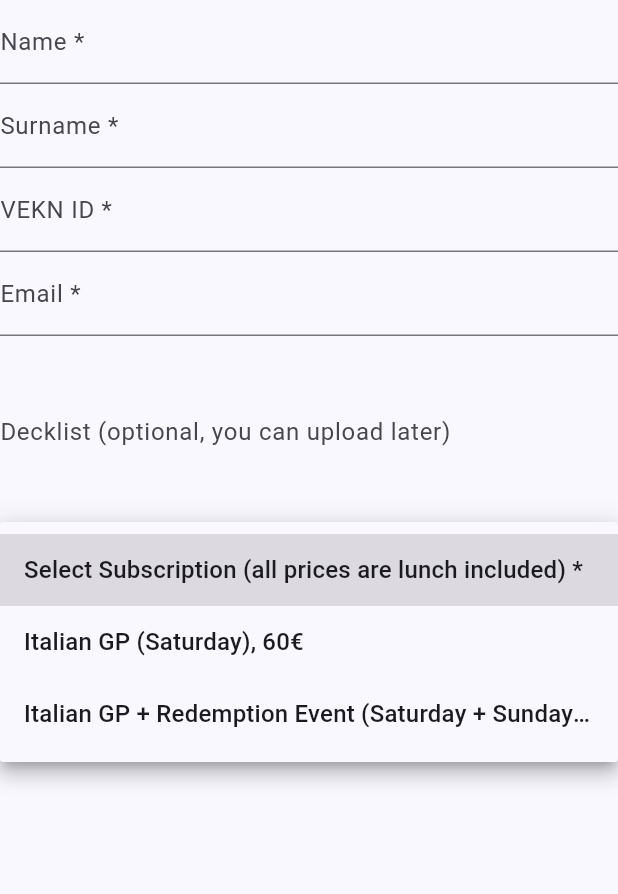
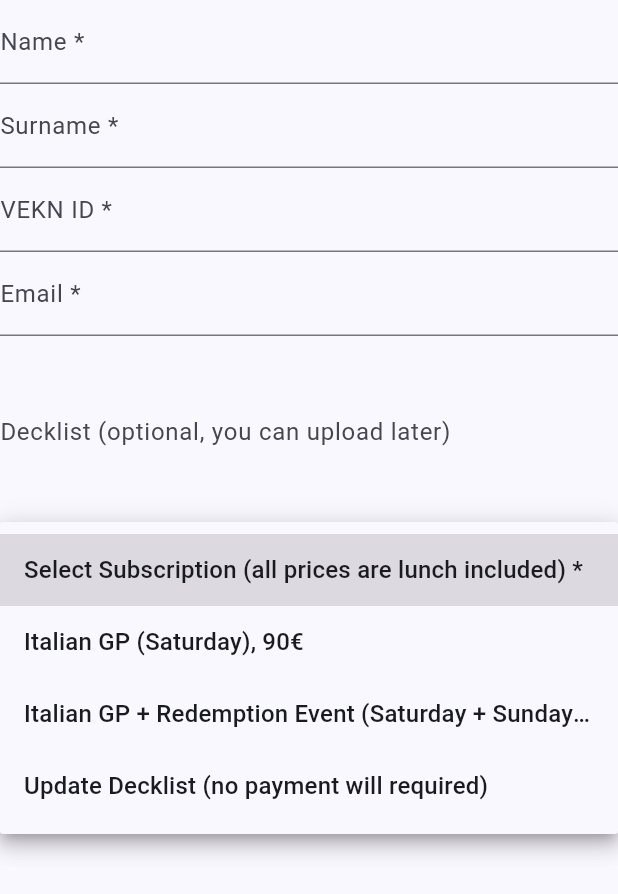
Before and after one commit to SimoParmeg/vtesitaly, a Flutter app: the SubscriptionForm widget shown alone on an empty page, opened directly, after a tap on "Select Subscription (all prices are lunc", on a phone screen of 412 x 824 dp. Shown: the top 894 px of the screen. Run offline on Flutter 3.47's test engine with Material 3 defaults, Android fonts, the light colour scheme and no system bars; our stand-ins replace carousel_slider.

Commit message:
aggiornati prezzi, aggiunto decklist update e premi al carosello

```diff
--- a/vtesitaly/lib/views/forms/registration.dart
+++ b/vtesitaly/lib/views/forms/registration.dart
@@ -210,14 +210,21 @@ class _SubscriptionFormState extends State<SubscriptionForm> {
                 value: 1,
                 child: Text(
                   overflow: TextOverflow.ellipsis,
-                  "Italian GP (Saturday), 60€"
+                  "Italian GP (Saturday), 90€"
                 )
               ),
               DropdownMenuItem(
                 value: 2,
                 child: Text(
                   overflow: TextOverflow.ellipsis,
-                  "Italian GP + Redemption Event (Saturday + Sunday), 95€"
+                  "Italian GP + Redemption Event (Saturday + Sunday), 125€"
+                )
+              ),
+              DropdownMenuItem(
+                value: 3,
+                child: Text(
+                  overflow: TextOverflow.ellipsis,
+                  "Update Decklist (no payment will required)"
                 )
               ),
             ],
```
Also changed, not shown: vtesitaly/assets/images/prizes/prizes7.jpeg (added), 1 other file.
